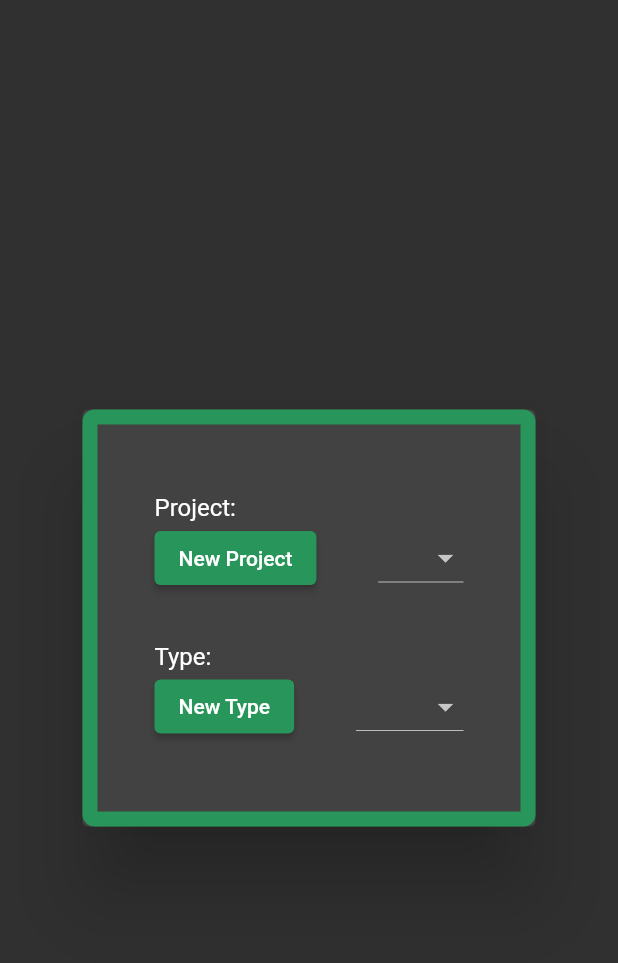
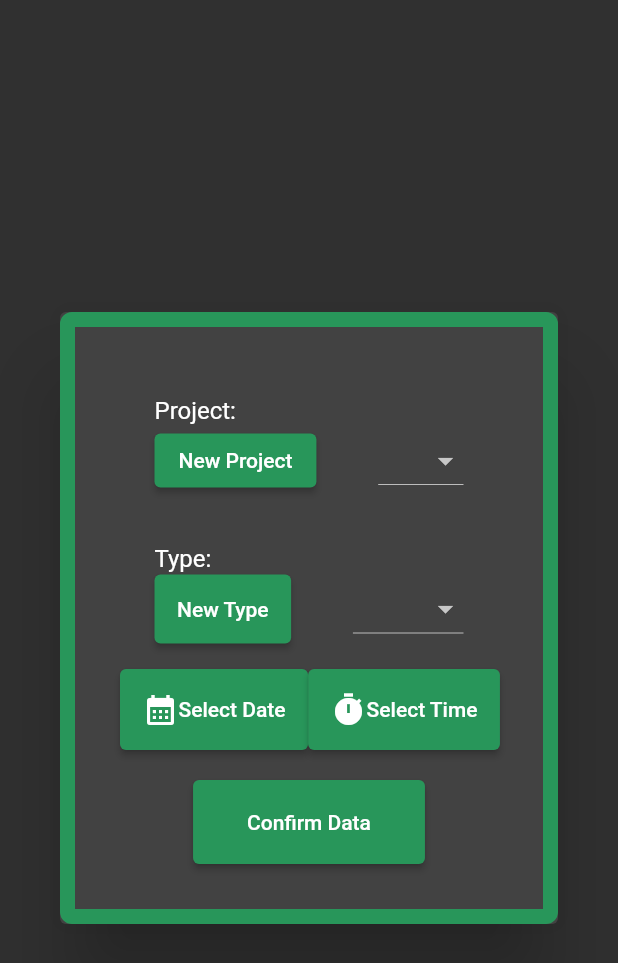
Before and after one commit to dompetriella/weighpoints, a Flutter app: the EntryCard widget shown alone on an empty page, opened directly, on a phone screen of 412 x 824 dp. Shown: the top 963 px of the screen. Run offline on Flutter 3.47's test engine with Material 2 defaults, Android fonts, the phone set to English and light mode, and no system bars; our stand-ins replace go_router, google_fonts.

Commit message:
added date time buttons to add entry

```diff
--- a/lib/components/add_entry_card.dart
+++ b/lib/components/add_entry_card.dart
@@ -14,6 +14,21 @@ class _EntryCardState extends State<EntryCard> {
   var currentProject = "";
   var currentProjectType = '';
 
+  void selectDate(BuildContext context) {
+    showDatePicker(
+      context: context,
+      initialDate: DateTime.now(),
+      firstDate: DateTime(2000),
+      lastDate: DateTime.now()
+    );
+  }
+
+  void selectTime(BuildContext context) {
+    showTimePicker(
+      context: context,
+      initialTime: TimeOfDay.now()
+    );
+  }
 
   @override
   Widget build(BuildContext context) {
@@ -126,6 +141,7 @@ class _EntryCardState extends State<EntryCard> {
                             ),
                             child: ElevatedButton(
                               style: ElevatedButton.styleFrom(
+                                padding: EdgeInsets.all(15),
                                 primary: WPTheme.primary
                               ),
                               onPressed: () => print('New Type'),
@@ -151,6 +167,55 @@ class _EntryCardState extends State<EntryCard> {
                   ),
                 ),
               ),
+
+              Row(
+                mainAxisAlignment: MainAxisAlignment.spaceBetween,
+                children: [
+                  ElevatedButton(
+                    style: ElevatedButton.styleFrom(
+                      primary: WPTheme.primary,
+                      padding: const EdgeInsets.all(15)
+                    ),
+                    onPressed: () => selectDate(context),
+                    child: Row(
+
+                      children: const [
+                        Icon(Icons.calendar_month),
+                        Text("Select Date"),
+                      ],
+                    )
+                  ),
+
+                  ElevatedButton(
+                    style: ElevatedButton.styleFrom(
+                      primary: WPTheme.primary,
+                      padding: EdgeInsets.all(15)
+                    ),
+                    onPressed: () => selectTime(context),
+                    child: Row(
+                      mainAxisAlignment: MainAxisAlignment.spaceEvenly,
+                      children: const [
+                        Icon(Icons.timer),
+                        Text("Select Time"),
+                      ],
+                    )
+                  ),
+                ],
+              ),
+
+              Padding(
+                padding: const EdgeInsets.only(top: 20.0),
+                child: ElevatedButton(
+                  style:  ElevatedButton.styleFrom(
+                    primary: WPTheme.primary
+                  ),
+                  onPressed: () => print("confirmed"),
+                  child: Padding(
+                    padding: const EdgeInsets.all(20.0),
+                    child: Text("Confirm Data"),
+                  )
+                ),
+              ),
             ],
 
           ),
```
